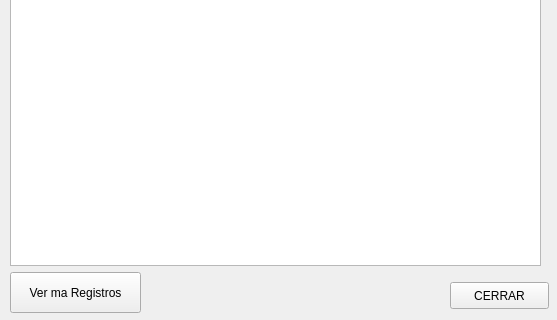
The window that dver.ui (kevinPinzon/Proyecto-Orga) describes before a commit, drawn with Qt 5; both pictures show x 0 to 557 and y 268 to 588 of the 557 by 588 pixel window.
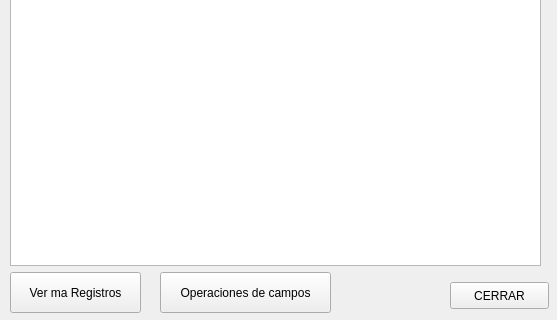
The same window after the commit.

Commit message: se agrego GUI de operaciones de campos

```diff
--- a/dver.ui
+++ b/dver.ui
@@ -88,6 +88,19 @@
     <string>Eliminar Registro</string>
    </property>
   </widget>
+  <widget class="QPushButton" name="pushButton_3">
+   <property name="geometry">
+    <rect>
+     <x>160</x>
+     <y>540</y>
+     <width>171</width>
+     <height>41</height>
+    </rect>
+   </property>
+   <property name="text">
+    <string>Operaciones de campos</string>
+   </property>
+  </widget>
  </widget>
  <resources/>
  <connections/>
```
The commit also changes 10 other files.
